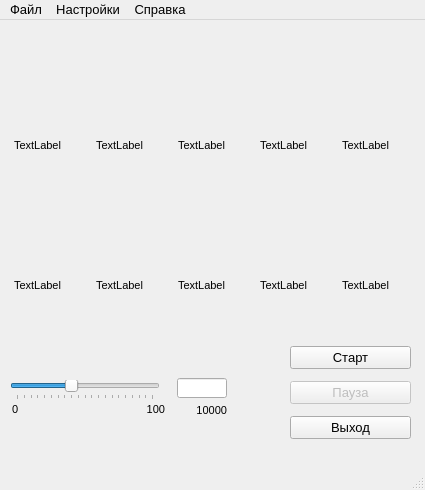
Qt form window_main.ui (dxdate/VEDRA) before a commit.
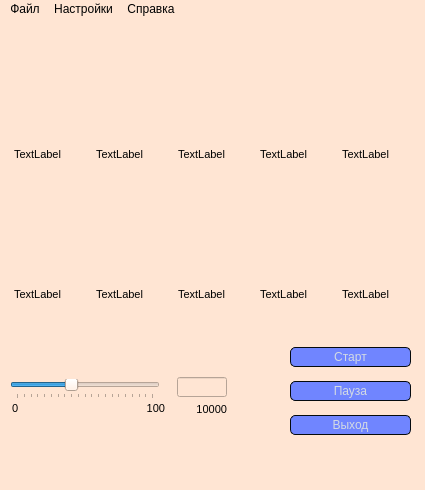
The same form after that commit. Icons and pictures are not drawn.

The edit to the form file:
```diff
--- a/window_main.ui
+++ b/window_main.ui
@@ -30,6 +30,9 @@
   <property name="windowTitle">
    <string>Ведра с лампой</string>
   </property>
+  <property name="styleSheet">
+   <string notr="true">background-color: rgb(255, 229, 211);</string>
+  </property>
   <property name="inputMethodHints">
    <set>Qt::ImhNone</set>
   </property>
@@ -79,6 +82,49 @@
     <layout class="QVBoxLayout" name="verticalLayout">
      <item>
       <widget class="QPushButton" name="button_start">
+       <property name="styleSheet">
+        <string notr="true">
+QPushButton{
+	border-style: solid;
+	border-color: #050a0e;
+	border-width: 1px;
+	border-radius: 5px;
+	color: #d3dae3;
+	padding: 2px;
+	background-color: rgb(112, 133, 255);
+}
+QPushButton::default{
+	border-style: solid;
+	border-color: #050a0e;
+	border-width: 1px;
+	border-radius: 5px;
+	color: #FFFFFF;
+	padding: 2px;
+	background-color:  rgb(112, 133, 255);
+}
+QPushButton:hover{
+	border-style: solid;
+	border-top-color: qlineargradient(spread:pad, x1:0, y1:1, x2:1, y2:1, stop:0 #C0DB50, stop:0.4 #C0DB50, stop:0.5 #100E19, stop:1 #100E19);
+    border-bottom-color: qlineargradient(spread:pad, x1:0, y1:1, x2:1, y2:1, stop:0 #100E19, stop:0.5 #100E19, stop:0.6 #C0DB50, stop:1 #C0DB50);
+    border-left-color: qlineargradient(spread:pad, x1:0, y1:0, x2:0, y2:1, stop:0 #C0DB50, stop:0.3 #C0DB50, stop:0.7 #100E19, stop:1 #100E19);
+    border-right-color: qlineargradient(spread:pad, x1:0, y1:1, x2:0, y2:0, stop:0 #C0DB50, stop:0.3 #C0DB50, stop:0.7 #100E19, stop:1 #100E19);
+	border-width: 2px;
+    border-radius: 1px;
+	color:  #d3dae3;
+	padding: 2px;
+}
+QPushButton:pressed{
+	border-style: solid;
+	border-top-color: qlineargradient(spread:pad, x1:0, y1:1, x2:1, y2:1, stop:0 #d33af1, stop:0.4 #d33af1, stop:0.5 #100E19, stop:1 #100E19);
+    border-bottom-color: qlineargradient(spread:pad, x1:0, y1:1, x2:1, y2:1, stop:0 #100E19, stop:0.5 #100E19, stop:0.6 #d33af1, stop:1 #d33af1);
+    border-left-color: qlineargradient(spread:pad, x1:0, y1:0, x2:0, y2:1, stop:0 #d33af1, stop:0.3 #d33af1, stop:0.7 #100E19, stop:1 #100E19);
+    border-right-color: qlineargradient(spread:pad, x1:0, y1:1, x2:0, y2:0, stop:0 #d33af1, stop:0.3 #d33af1, stop:0.7 #100E19, stop:1 #100E19);
+	border-width: 2px;
+    border-radius: 1px;
+	color:  #d3dae3;
+	padding: 2px;
+}</string>
+       </property>
        <property name="text">
         <string>Старт</string>
        </property>
@@ -89,6 +135,50 @@
        <property name="enabled">
         <bool>false</bool>
        </property>
+       <property name="styleSheet">
+        <string notr="true">
+QPushButton{
+	border-style: solid;
+	border-color: #050a0e;
+	border-width: 1px;
+	border-radius: 5px;
+	color: #d3dae3;
+	padding: 2px;
+	background-color: rgb(112, 133, 255);
+}
+QPushButton::default{
+	border-style: solid;
+	border-color: #050a0e;
+	border-width: 1px;
+	border-radius: 5px;
+	color: #FFFFFF;
+	padding: 2px;
+	background-color:  rgb(112, 133, 255);
+}
+QPushButton:hover{
+	border-style: solid;
+	border-top-color: qlineargradient(spread:pad, x1:0, y1:1, x2:1, y2:1, stop:0 #C0DB50, stop:0.4 #C0DB50, stop:0.5 #100E19, stop:1 #100E19);
+    border-bottom-color: qlineargradient(spread:pad, x1:0, y1:1, x2:1, y2:1, stop:0 #100E19, stop:0.5 #100E19, stop:0.6 #C0DB50, stop:1 #C0DB50);
+    border-left-color: qlineargradient(spread:pad, x1:0, y1:0, x2:0, y2:1, stop:0 #C0DB50, stop:0.3 #C0DB50, stop:0.7 #100E19, stop:1 #100E19);
+    border-right-color: qlineargradient(spread:pad, x1:0, y1:1, x2:0, y2:0, stop:0 #C0DB50, stop:0.3 #C0DB50, stop:0.7 #100E19, stop:1 #100E19);
+	border-width: 2px;
+    border-radius: 1px;
+	color:  #d3dae3;
+	padding: 2px;
+}
+QPushButton:pressed{
+	border-style: solid;
+	border-top-color: qlineargradient(spread:pad, x1:0, y1:1, x2:1, y2:1, stop:0 #d33af1, stop:0.4 #d33af1, stop:0.5 #100E19, stop:1 #100E19);
+    border-bottom-color: qlineargradient(spread:pad, x1:0, y1:1, x2:1, y2:1, stop:0 #100E19, stop:0.5 #100E19, stop:0.6 #d33af1, stop:1 #d33af1);
+    border-left-color: qlineargradient(spread:pad, x1:0, y1:0, x2:0, y2:1, stop:0 #d33af1, stop:0.3 #d33af1, stop:0.7 #100E19, stop:1 #100E19);
+    border-right-color: qlineargradient(spread:pad, x1:0, y1:1, x2:0, y2:0, stop:0 #d33af1, stop:0.3 #d33af1, stop:0.7 #100E19, stop:1 #100E19);
+	border-width: 2px;
+    border-radius: 1px;
+	color:  #d3dae3;
+	padding: 2px;
+}
+</string>
+       </property>
        <property name="text">
         <string>Пауза</string>
        </property>
@@ -96,6 +186,49 @@
      </item>
      <item>
       <widget class="QPushButton" name="button_exit">
+       <property name="styleSheet">
+        <string notr="true">
+QPushButton{
+	border-style: solid;
+	border-color: #050a0e;
+	border-width: 1px;
+	border-radius: 5px;
+	color: #d3dae3;
+	padding: 2px;
+	background-color: rgb(112, 133, 255);
+}
+QPushButton::default{
+	border-style: solid;
+	border-color: #050a0e;
+	border-width: 1px;
+	border-radius: 5px;
+	color: #FFFFFF;
+	padding: 2px;
+	background-color:  rgb(112, 133, 255);
+}
+QPushButton:hover{
+	border-style: solid;
+	border-top-color: qlineargradient(spread:pad, x1:0, y1:1, x2:1, y2:1, stop:0 #C0DB50, stop:0.4 #C0DB50, stop:0.5 #100E19, stop:1 #100E19);
+    border-bottom-color: qlineargradient(spread:pad, x1:0, y1:1, x2:1, y2:1, stop:0 #100E19, stop:0.5 #100E19, stop:0.6 #C0DB50, stop:1 #C0DB50);
+    border-left-color: qlineargradient(spread:pad, x1:0, y1:0, x2:0, y2:1, stop:0 #C0DB50, stop:0.3 #C0DB50, stop:0.7 #100E19, stop:1 #100E19);
+    border-right-color: qlineargradient(spread:pad, x1:0, y1:1, x2:0, y2:0, stop:0 #C0DB50, stop:0.3 #C0DB50, stop:0.7 #100E19, stop:1 #100E19);
+	border-width: 2px;
+    border-radius: 1px;
+	color:  #d3dae3;
+	padding: 2px;
+}
+QPushButton:pressed{
+	border-style: solid;
+	border-top-color: qlineargradient(spread:pad, x1:0, y1:1, x2:1, y2:1, stop:0 #d33af1, stop:0.4 #d33af1, stop:0.5 #100E19, stop:1 #100E19);
+    border-bottom-color: qlineargradient(spread:pad, x1:0, y1:1, x2:1, y2:1, stop:0 #100E19, stop:0.5 #100E19, stop:0.6 #d33af1, stop:1 #d33af1);
+    border-left-color: qlineargradient(spread:pad, x1:0, y1:0, x2:0, y2:1, stop:0 #d33af1, stop:0.3 #d33af1, stop:0.7 #100E19, stop:1 #100E19);
+    border-right-color: qlineargradient(spread:pad, x1:0, y1:1, x2:0, y2:0, stop:0 #d33af1, stop:0.3 #d33af1, stop:0.7 #100E19, stop:1 #100E19);
+	border-width: 2px;
+    border-radius: 1px;
+	color:  #d3dae3;
+	padding: 2px;
+}</string>
+       </property>
        <property name="text">
         <string>Выход</string>
        </property>
@@ -107,7 +240,7 @@
     <property name="geometry">
      <rect>
       <x>10</x>
-      <y>10</y>
+      <y>3</y>
       <width>401</width>
       <height>16</height>
      </rect>
@@ -230,7 +363,7 @@
     <property name="geometry">
      <rect>
       <x>10</x>
-      <y>30</y>
+      <y>23</y>
       <width>401</width>
       <height>16</height>
      </rect>
@@ -248,7 +381,7 @@
     <property name="geometry">
      <rect>
       <x>14</x>
-      <y>110</y>
+      <y>120</y>
       <width>71</width>
       <height>31</height>
      </rect>
@@ -310,7 +443,7 @@
     <property name="geometry">
      <rect>
       <x>96</x>
-      <y>110</y>
+      <y>120</y>
       <width>71</width>
       <height>31</height>
      </rect>
@@ -328,7 +461,7 @@
     <property name="geometry">
      <rect>
       <x>342</x>
-      <y>110</y>
+      <y>120</y>
       <width>71</width>
       <height>31</height>
      </rect>
@@ -377,7 +510,7 @@
     <property name="geometry">
      <rect>
       <x>178</x>
-      <y>110</y>
+      <y>120</y>
       <width>71</width>
       <height>31</height>
      </rect>
@@ -395,7 +528,7 @@
     <property name="geometry">
      <rect>
       <x>175</x>
-      <y>179</y>
+      <y>189</y>
       <width>75</width>
       <height>75</height>
      </rect>
@@ -411,7 +544,7 @@
     <property name="geometry">
      <rect>
       <x>11</x>
-      <y>179</y>
+      <y>189</y>
       <width>75</width>
       <height>75</height>
      </rect>
@@ -427,7 +560,7 @@
     <property name="geometry">
      <rect>
       <x>93</x>
-      <y>179</y>
+      <y>189</y>
       <width>75</width>
       <height>75</height>
      </rect>
@@ -443,7 +576,7 @@
     <property name="geometry">
      <rect>
       <x>257</x>
-      <y>179</y>
+      <y>189</y>
       <width>75</width>
       <height>75</height>
      </rect>
@@ -459,7 +592,7 @@
     <property name="geometry">
      <rect>
       <x>339</x>
-      <y>179</y>
+      <y>189</y>
       <width>75</width>
       <height>75</height>
      </rect>
@@ -475,7 +608,7 @@
     <property name="geometry">
      <rect>
       <x>260</x>
-      <y>110</y>
+      <y>120</y>
       <width>71</width>
       <height>31</height>
      </rect>
@@ -537,7 +670,7 @@
     <property name="geometry">
      <rect>
       <x>14</x>
-      <y>250</y>
+      <y>260</y>
       <width>71</width>
       <height>31</height>
      </rect>
@@ -555,7 +688,7 @@
     <property name="geometry">
      <rect>
       <x>96</x>
-      <y>250</y>
+      <y>260</y>
       <width>71</width>
       <height>31</height>
      </rect>
@@ -573,7 +706,7 @@
     <property name="geometry">
      <rect>
       <x>178</x>
-      <y>250</y>
+      <y>260</y>
       <width>71</width>
       <height>31</height>
      </rect>
@@ -591,7 +724,7 @@
     <property name="geometry">
      <rect>
       <x>260</x>
-      <y>250</y>
+      <y>260</y>
       <width>71</width>
       <height>31</height>
      </rect>
@@ -609,7 +742,7 @@
     <property name="geometry">
      <rect>
       <x>342</x>
-      <y>250</y>
+      <y>260</y>
       <width>71</width>
       <height>31</height>
      </rect>
@@ -630,7 +763,7 @@
      <x>0</x>
      <y>0</y>
      <width>425</width>
-     <height>23</height>
+     <height>26</height>
     </rect>
    </property>
    <widget class="QMenu" name="menu">
```
